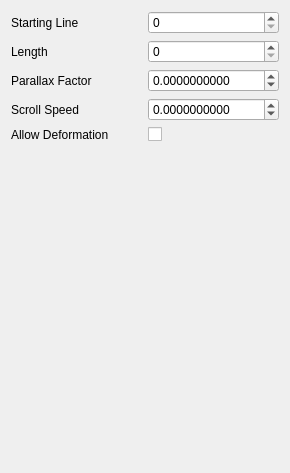
Before: the Qt Designer form RetroEDv2/tools/sceneproperties/scenescrollpropertiesv5.ui in RSDKModding/RetroED, drawn with Qt 5.
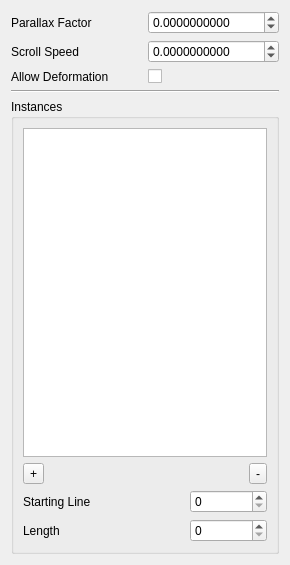
After: the same form once the commit is applied. Icons and pictures are not drawn.

Patch:
```diff
--- a/RetroEDv2/tools/sceneproperties/scenescrollpropertiesv5.ui
+++ b/RetroEDv2/tools/sceneproperties/scenescrollpropertiesv5.ui
@@ -7,7 +7,7 @@
     <x>0</x>
     <y>0</y>
     <width>290</width>
-    <height>473</height>
+    <height>565</height>
    </rect>
   </property>
   <property name="maximumSize">
@@ -20,21 +20,86 @@
    <string>Form</string>
   </property>
   <layout class="QGridLayout" name="gridLayout">
-   <item row="3" column="0">
-    <widget class="QLabel" name="label_2">
-     <property name="text">
-      <string>Scroll Speed</string>
+   <item row="4" column="0" colspan="2">
+    <widget class="QGroupBox" name="groupBox">
+     <property name="title">
+      <string>Instances</string>
      </property>
+     <layout class="QGridLayout" name="gridLayout_3">
+      <item row="0" column="0" colspan="3">
+       <widget class="QListWidget" name="instanceList"/>
+      </item>
+      <item row="2" column="0" colspan="2">
+       <widget class="QLabel" name="label_4">
+        <property name="text">
+         <string>Starting Line</string>
+        </property>
+       </widget>
+      </item>
+      <item row="2" column="2">
+       <widget class="QSpinBox" name="startLine">
+        <property name="maximum">
+         <number>65536</number>
+        </property>
+       </widget>
+      </item>
+      <item row="3" column="0">
+       <widget class="QLabel" name="label_5">
+        <property name="text">
+         <string>Length</string>
+        </property>
+       </widget>
+      </item>
+      <item row="3" column="2">
+       <widget class="QSpinBox" name="length">
+        <property name="maximum">
+         <number>65536</number>
+        </property>
+       </widget>
+      </item>
+      <item row="1" column="0" colspan="3">
+       <layout class="QGridLayout" name="gridLayout_2">
+        <item row="1" column="3">
+         <widget class="QToolButton" name="rmInst">
+          <property name="text">
+           <string>-</string>
+          </property>
+          <property name="icon">
+           <iconset resource="../../resources.qrc">
+            <normaloff>:/icons/ic_cancel_48px.svg</normaloff>:/icons/ic_cancel_48px.svg</iconset>
+          </property>
+         </widget>
+        </item>
+        <item row="1" column="0">
+         <widget class="QToolButton" name="addInst">
+          <property name="text">
+           <string>+</string>
+          </property>
+          <property name="icon">
+           <iconset resource="../../resources.qrc">
+            <normaloff>:/icons/ic_add_circle_48px.svg</normaloff>:/icons/ic_add_circle_48px.svg</iconset>
+          </property>
+         </widget>
+        </item>
+        <item row="1" column="1">
+         <spacer name="horizontalSpacer_8">
+          <property name="orientation">
+           <enum>Qt::Horizontal</enum>
+          </property>
+          <property name="sizeHint" stdset="0">
+           <size>
+            <width>40</width>
+            <height>20</height>
+           </size>
+          </property>
+         </spacer>
+        </item>
+       </layout>
+      </item>
+     </layout>
     </widget>
    </item>
-   <item row="0" column="0">
-    <widget class="QLabel" name="label_4">
-     <property name="text">
-      <string>Starting Line</string>
-     </property>
-    </widget>
-   </item>
-   <item row="3" column="1">
+   <item row="1" column="1">
     <widget class="QDoubleSpinBox" name="scrollSpeed">
      <property name="decimals">
       <number>10</number>
@@ -47,55 +112,35 @@
      </property>
     </widget>
    </item>
-   <item row="0" column="1">
-    <widget class="QSpinBox" name="startLine">
-     <property name="maximum">
-      <number>65536</number>
-     </property>
-    </widget>
-   </item>
-   <item row="2" column="0">
+   <item row="0" column="0">
     <widget class="QLabel" name="label">
      <property name="text">
       <string>Parallax Factor</string>
      </property>
     </widget>
    </item>
-   <item row="1" column="1">
-    <widget class="QSpinBox" name="length">
-     <property name="maximum">
-      <number>65536</number>
-     </property>
-    </widget>
-   </item>
-   <item row="1" column="0">
-    <widget class="QLabel" name="label_5">
-     <property name="text">
-      <string>Length</string>
-     </property>
-    </widget>
-   </item>
-   <item row="4" column="0">
+   <item row="2" column="0">
     <widget class="QLabel" name="label_6">
      <property name="text">
       <string>Allow Deformation</string>
      </property>
     </widget>
    </item>
-   <item row="5" column="0">
-    <spacer name="verticalSpacer">
+   <item row="3" column="0" colspan="2">
+    <widget class="Line" name="line">
      <property name="orientation">
-      <enum>Qt::Vertical</enum>
+      <enum>Qt::Horizontal</enum>
      </property>
-     <property name="sizeHint" stdset="0">
-      <size>
-       <width>20</width>
-       <height>40</height>
-      </size>
+    </widget>
+   </item>
+   <item row="1" column="0">
+    <widget class="QLabel" name="label_2">
+     <property name="text">
+      <string>Scroll Speed</string>
      </property>
-    </spacer>
+    </widget>
    </item>
-   <item row="2" column="1">
+   <item row="0" column="1">
     <widget class="QDoubleSpinBox" name="parallaxFactor">
      <property name="decimals">
       <number>10</number>
@@ -108,7 +153,7 @@
      </property>
     </widget>
    </item>
-   <item row="4" column="1">
+   <item row="2" column="1">
     <widget class="QCheckBox" name="useDeform">
      <property name="text">
       <string/>
```
Left out of the diff: 4 changed lines with no effect on the pictures.
